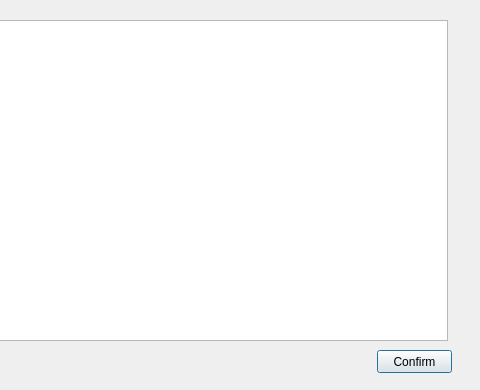
Old version of the form Word-Printer/generateDocConfirm.ui in the repository OtakuTools/WordPrinter; both pictures show x 253 to 733 and y 0 to 390 of the 733 by 390 pixel window.
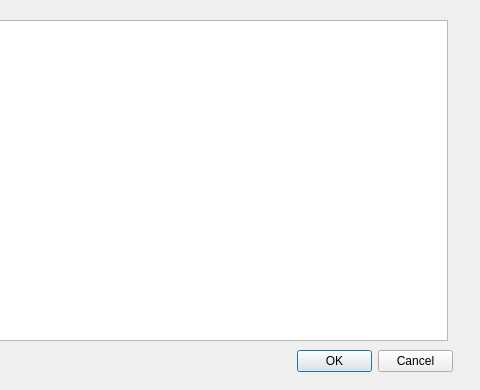
New version of the form.

```diff
--- a/Word-Printer/generateDocConfirm.ui
+++ b/Word-Printer/generateDocConfirm.ui
@@ -26,17 +26,17 @@
     <bool>false</bool>
    </attribute>
   </widget>
-  <widget class="QPushButton" name="DocConfirmButton">
+  <widget class="QDialogButtonBox" name="confirmBox">
    <property name="geometry">
     <rect>
-     <x>630</x>
+     <x>550</x>
      <y>350</y>
-     <width>75</width>
+     <width>156</width>
      <height>23</height>
     </rect>
    </property>
-   <property name="text">
-    <string>Confirm</string>
+   <property name="standardButtons">
+    <set>QDialogButtonBox::Cancel|QDialogButtonBox::Ok</set>
    </property>
   </widget>
  </widget>
```
Left out of the diff: 5 changed lines with no effect on the pictures.
